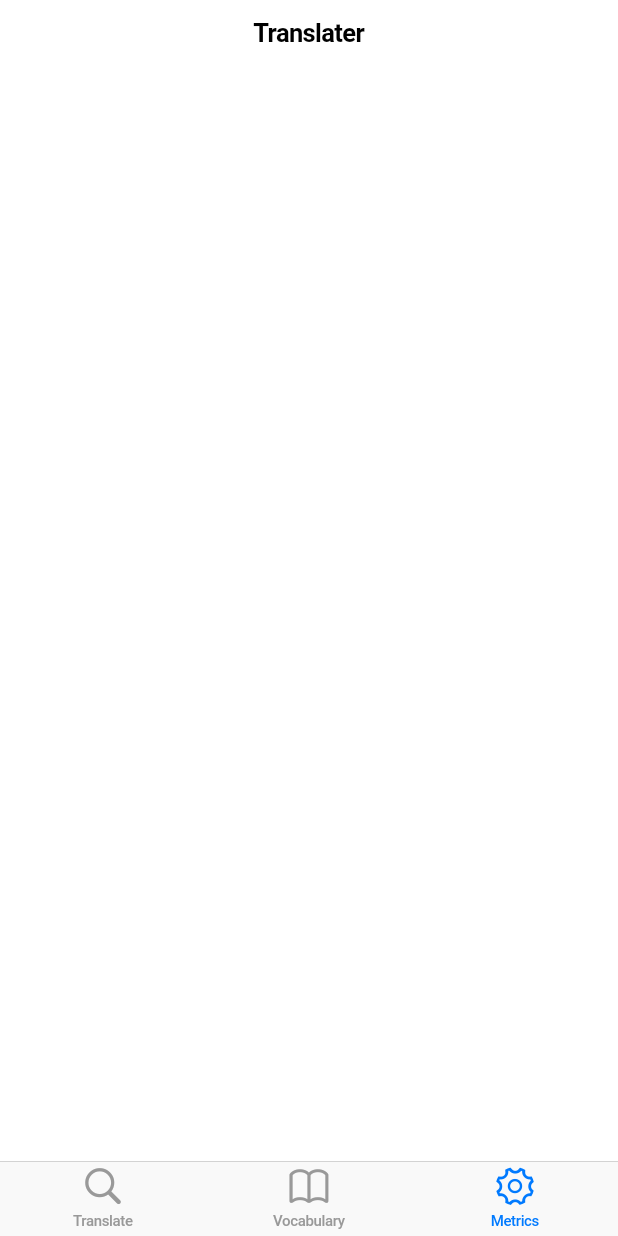
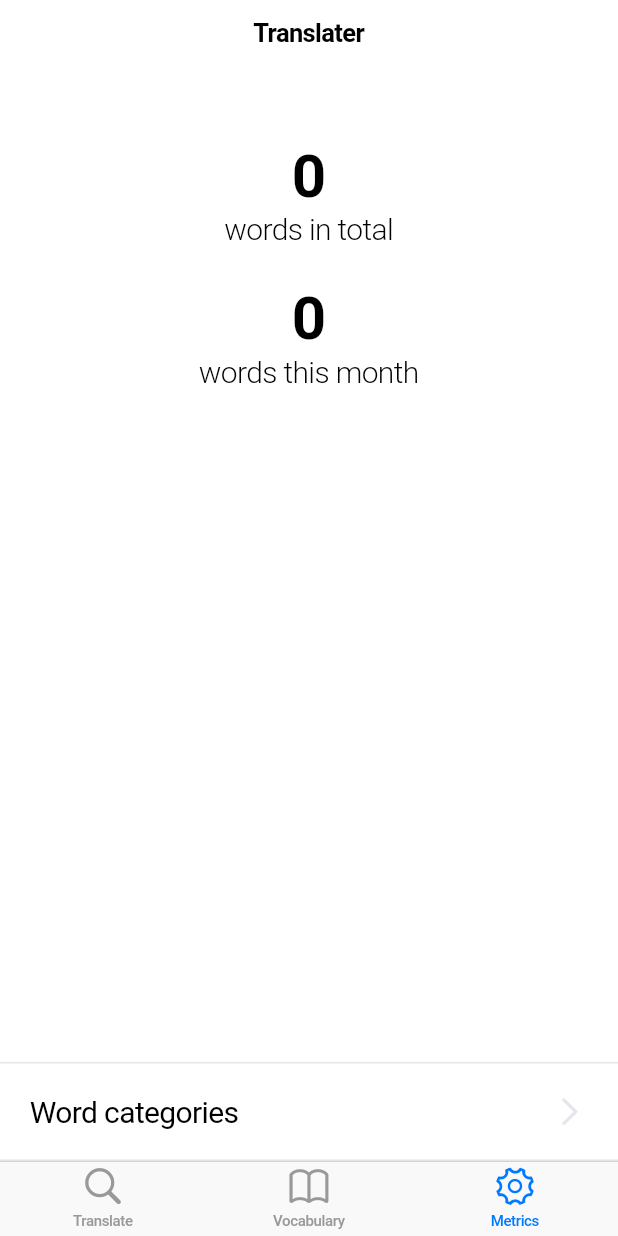
Before and after one commit to ernesto-elsaesser/translater, a Flutter app: the screen it shows after launch, item 3 of the bottom bar chosen, on a phone screen of 412 x 824 dp. Run offline on Flutter 3.47's test engine with Material 2 defaults, Android fonts, the phone set to English and light mode, and no system bars.

Commit message:
implement metric tab, extract reusable widgets

```diff
--- a/lib/model/VocabularyModel.dart
+++ b/lib/model/VocabularyModel.dart
@@ -75,19 +75,30 @@ class TranslatedWord {
 
 class WordRelation {
   Word word1, word2;
+  DateTime creationDate;
 
-  WordRelation(this.word1, this.word2);
+  WordRelation(this.word1, this.word2)
+    : creationDate = DateTime.now();
 
-  bool relates(Word word) => word == word1 || word == word2;
+  //bool relates(Word word) => word == word1 || word == word2;
 
   WordRelation.fromJson(List<dynamic> json) {
     int catIndex = json[4];
     WordCategory  category = WordCategory.values[catIndex];
     word1 = Word(json[0], Language.fromCode(json[1]), category);
     word2 = Word(json[2], Language.fromCode(json[3]), category);
+    creationDate = DateTime.parse(json[5]);
   }
 
-  List<dynamic> toJson() => [word1.text, word1.language.code, word2.text, word2.language.code, word1.category.index];
+  List<dynamic> toJson() {
+    return [
+      word1.text,
+      word1.language.code,
+      word2.text,
+      word2.language.code,
+      word1.category.index,
+      creationDate.toString()];
+  }
 
   int get hashCode => word1.hashCode ^ word2.hashCode;
   bool operator ==(o) => o is WordRelation &&
--- a/lib/services/VocabularyService.dart
+++ b/lib/services/VocabularyService.dart
@@ -81,6 +81,13 @@ class VocabularyService with WidgetsBindingObserver {
     return strings.values.toList();
   }
 
+  int translationCount({DateTime month}) {
+    if (month == null) {
+      return _relations.length;
+    }
+    return _relations.where((r) => r.creationDate.month == month.month).length;
+  }
+
   void _rebuildIndex() {
     _lookupIndex = {};
     for (final relation in _relations) {
--- /dev/null
+++ b/lib/widgets/ListItem.dart
@@ -0,0 +1,32 @@
+import 'package:flutter/cupertino.dart';
+
+class ListItem extends StatelessWidget {
+
+  final String text;
+  final TextStyle style;
+  final double padding;
+  final Icon icon;
+  final VoidCallback onTap;
+
+  ListItem({@required this.text, this.style, this.padding = 10.0,this.icon, this.onTap});
+
+  @override
+  Widget build(BuildContext context) {
+    final textWidget = Text(text, style: style);
+    Widget content;
+    if (icon == null) {
+      content = textWidget;
+    } else {
+      content = Row(children: [
+                Expanded(child: Text(text, style: style)),
+                icon
+              ]);
+    }
+    return GestureDetector(
+        behavior: HitTestBehavior.opaque,
+        onTap: onTap,
+        child: Padding(
+            padding: EdgeInsets.all(padding),
+            child: content));
+  }
+}
--- /dev/null
+++ b/lib/widgets/ListSeparator.dart
@@ -0,0 +1,9 @@
+import 'package:flutter/cupertino.dart';
+
+class ListSeparator extends StatelessWidget {
+
+  @override
+  Widget build(BuildContext context) {
+    return Container(height: 1.0, color: CupertinoColors.lightBackgroundGray);
+  }
+}
--- /dev/null
+++ b/lib/widgets/MetricsTab.dart
@@ -0,0 +1,65 @@
+import 'package:flutter/cupertino.dart';
+
+import '../services/VocabularyService.dart';
+import 'SectionedTab.dart';
+import 'CategoryMetric.dart';
+import 'ListItem.dart';
+import 'ListSeparator.dart';
+
+class Metric {
+  String displayName;
+  WidgetBuilder builder;
+
+  Metric(this.displayName, this.builder);
+}
+
+class MetricsTab extends StatelessWidget {
+
+  @override
+  Widget build(BuildContext context) {
+    List<Widget> sections = [_buildKeyIndicatorBox()];
+    List<Metric> metrics = [
+      Metric("Word categories", (_) => CategoryMetric())
+    ];
+    for (final m in metrics) {
+      sections.add(ListSeparator());
+      final menuItem = _buildMenuItem(m, context);
+      sections.add(menuItem);
+    }
+      sections.add(ListSeparator());
+    return SectionedTab(sections);
+  }
+
+  Widget _buildKeyIndicatorBox() {
+    final numberStyle = TextStyle(fontSize: 40.0, fontWeight: FontWeight.w600);
+    final subtitleStyle = TextStyle(fontSize: 20.0, fontWeight: FontWeight.w300);
+    final totalCount = VocabularyService.instance.translationCount().toString();
+    final now = DateTime.now();
+    final monthCount = VocabularyService.instance.translationCount(month: now).toString();
+    List<Widget> lines =[
+      SizedBox(height: 50),
+      Text(totalCount, style: numberStyle),
+      Text("words in total", style: subtitleStyle),
+      SizedBox(height: 25),
+      Text(monthCount, style: numberStyle),
+      Text("words this month", style: subtitleStyle),
+    ];
+    return Expanded(child:
+      Column(children: lines)
+      );
+  }
+
+  Widget _buildMenuItem(Metric metric, BuildContext context) {
+    final chevron = Icon(CupertinoIcons.right_chevron, color: CupertinoColors.lightBackgroundGray);
+    final route = CupertinoPageRoute(
+      title: metric.displayName,
+      builder: metric.builder);
+    return ListItem(
+      text: metric.displayName,
+      style: TextStyle(fontSize: 20.0, fontWeight: FontWeight.w400),
+      icon: chevron,
+      padding: 20.0,
+      onTap: () => Navigator.push(context, route)
+    );
+  }
+}
--- /dev/null
+++ b/lib/widgets/SectionedTab.dart
@@ -0,0 +1,20 @@
+import 'package:flutter/cupertino.dart';
+
+class SectionedTab extends StatelessWidget {
+
+  final List<Widget> sections;
+
+  SectionedTab(this.sections);
+
+  @override
+  Widget build(BuildContext context) {
+    return CupertinoPageScaffold(
+        navigationBar: CupertinoNavigationBar(previousPageTitle: "Back"),
+        child: SafeArea(
+          top: true,
+          bottom: true,
+          child: Column(
+            children: sections
+          )));
+  }
+}
--- a/lib/widgets/TranslaterApp.dart
+++ b/lib/widgets/TranslaterApp.dart
@@ -1,16 +1,17 @@
 import 'dart:ui' as ui show window;
 import 'package:flutter/cupertino.dart';
 
-import '../widgets/SearchWidget.dart';
-import '../widgets/VocabularyWidget.dart';
+import 'SearchTab.dart';
+import 'VocabularyTab.dart';
+import 'MetricsTab.dart';
 import '../services/VocabularyService.dart';
 
 class Tab {
   String title;
   IconData icon;
-  WidgetBuilder builder;
+  WidgetBuilder build;
 
-  Tab(this.title, this.icon, this.builder);
+  Tab(this.title, this.icon, this.build);
 }
 
 class TranslaterApp extends StatefulWidget {
@@ -25,9 +26,9 @@ class TranslaterAppState extends State<TranslaterApp> {
   @override
   void initState() {
     _tabs = [
-      Tab('Translate', CupertinoIcons.search, (_) => SearchWidget()),
-      Tab('Vocabulary', CupertinoIcons.book, (_) => VocabularyWidget()),
-      Tab('Metrics', CupertinoIcons.gear, (_) => Container())
+      Tab('Translate', CupertinoIcons.search, (_) => SearchTab()),
+      Tab('Vocabulary', CupertinoIcons.book, (_) => VocabularyTab()),
+      Tab('Metrics', CupertinoIcons.gear, (_) => MetricsTab())
     ];
     super.initState();
     VocabularyService.instance.init();
@@ -58,17 +59,7 @@ class TranslaterAppState extends State<TranslaterApp> {
   CupertinoTabView _buildTab(BuildContext context, int index) {
     return CupertinoTabView(
         defaultTitle: 'Translater',
-        builder: _pageBuilder(index));
-  }
-
-  WidgetBuilder _pageBuilder(int index) {
-    final tab = _tabs[index];
-    return (context) {
-      final rootWidget = tab.builder(context);
-      return CupertinoPageScaffold(
-        navigationBar: CupertinoNavigationBar(),
-        child: SafeArea(top: true, bottom: true, child: rootWidget));
-    };
+        builder: _tabs[index].build);
   }
 
   Widget _normalizedText(Widget child) {
```
Also changed, not shown: lib/widgets/CategoryMetric.dart (added, +17 -0 lines), lib/widgets/ListHeader.dart (added, +20 -0 lines), lib/widgets/SearchTab.dart (renamed from lib/widgets/SearchWidget.dart, +5 -4 lines), lib/widgets/VocabularyTab.dart (renamed from lib/widgets/VocabularyWidget.dart, +5 -4 lines), lib/widgets/WordList.dart (+11 -20 lines).
